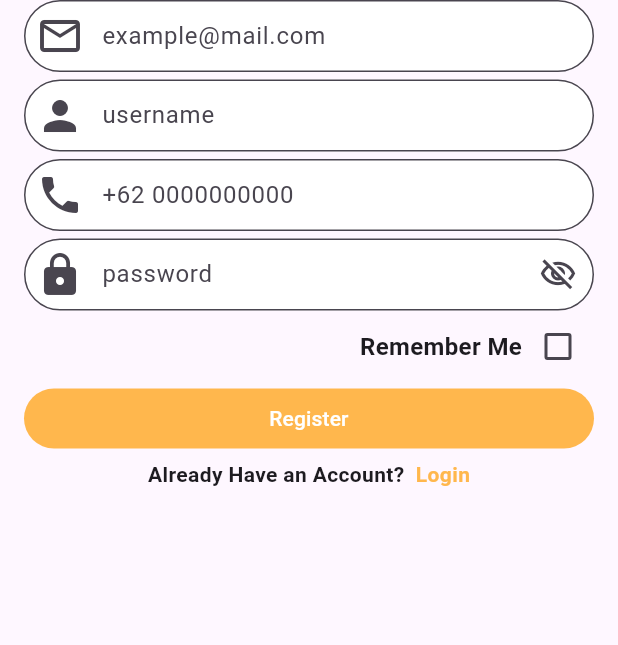
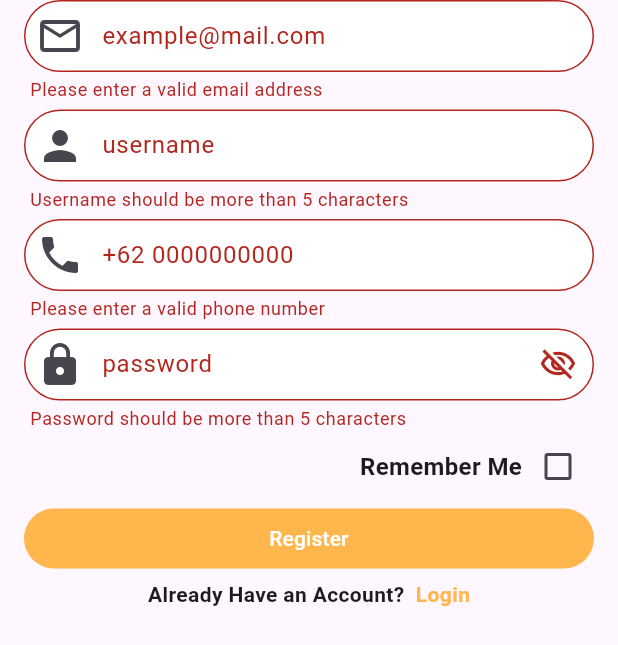
Before and after one commit to SebastianU3/Sisa-Saji, a Flutter app: the SignUp widget shown alone on an empty page, opened directly with empty values, after a tap on "Register", on a phone screen of 412 x 824 dp. Shown: the top 645 px of the screen. Run offline on Flutter 3.47's test engine with Material 3 defaults, Android fonts, the light colour scheme and no system bars; our stand-ins replace flutter_dotenv, supabase_flutter; accounts and stored records are empty.

Commit message:
added sign in and sign up logic

```diff
--- a/lib/models/user.dart
+++ b/lib/models/user.dart
@@ -0,0 +1,5 @@
+// class User {
+//   String _userId;
+//   String _username;
+
+// }
--- a/lib/widgets/authentication/sign_up.dart
+++ b/lib/widgets/authentication/sign_up.dart
@@ -1,4 +1,5 @@
 import 'package:flutter/material.dart';
+import 'package:supabase_flutter/supabase_flutter.dart';
 
 //TODO: Add Logic Validation and Register to Supabase
 
@@ -16,10 +17,43 @@ class _SignUpState extends State<SignUp> {
 
   bool _rememberMe = false;
   bool _obscureText = true;
+  bool _isAuthenticating = false;
+
+  //User Property Variable
+  String _emailAddress = '';
+  String _phoneNumber = '';
+  String _username = '';
+  String _password = '';
 
   void _toggleVisibility() {
     setState(() {
       _obscureText = !_obscureText;
+    });
+  }
+
+  void _formSubmit() async {
+    print('submit');
+    final isValid = _form.currentState!.validate();
+    if (!isValid) {
+      return;
+    }
+
+    _form.currentState!.save();
+
+    print(
+        'Email : $_emailAddress \n Password : $_password \n phone: $_phoneNumber \n username: $_username');
+    try {
+      setState(() {
+        _isAuthenticating = true;
+      });
+      await Supabase.instance.client.auth
+          .signUp(email: _emailAddress, password: _password);
+      print('Success');
+    } catch (err) {
+      print(err);
+    }
+    setState(() {
+      _isAuthenticating = false;
     });
   }
 
@@ -51,6 +85,18 @@ class _SignUpState extends State<SignUp> {
               ),
               autocorrect: false,
               keyboardType: TextInputType.emailAddress,
+              validator: (value) {
+                if (value == null ||
+                    value.trim().isEmpty ||
+                    !value.contains('@') ||
+                    !value.contains('.')) {
+                  return 'Please enter a valid email address';
+                }
+                return null;
+              },
+              onSaved: (newValue) {
+                _emailAddress = newValue!;
+              },
             ),
             const SizedBox(
               //spacing
@@ -74,6 +120,17 @@ class _SignUpState extends State<SignUp> {
               ),
               autocorrect: false,
               keyboardType: TextInputType.name,
+              validator: (value) {
+                if (value == null ||
+                    value.trim().isEmpty ||
+                    value.length <= 5) {
+                  return 'Username should be more than 5 characters';
+                }
+                return null;
+              },
+              onSaved: (newValue) {
+                _username = newValue!;
+              },
             ),
             const SizedBox(
               //spacing
@@ -98,6 +155,19 @@ class _SignUpState extends State<SignUp> {
               ),
               autocorrect: false,
               keyboardType: TextInputType.phone,
+              validator: (value) {
+                if (value == null || value.trim().isEmpty || value.length < 8) {
+                  return 'Please enter a valid phone number';
+                }
+                return null;
+              },
+              onSaved: (newValue) {
+                _phoneNumber = '';
+                if (newValue!.startsWith('0')) {
+                  newValue = newValue.replaceRange(0, 1, '');
+                }
+                _phoneNumber = '+62 $newValue';
+              },
             ),
             const SizedBox(
               //spacing
@@ -131,6 +201,17 @@ class _SignUpState extends State<SignUp> {
               autocorrect: false,
               keyboardType: TextInputType.visiblePassword,
               obscureText: _obscureText,
+              validator: (value) {
+                if (value == null ||
+                    value.trim().isEmpty ||
+                    value.length <= 5) {
+                  return 'Password should be more than 5 characters';
+                }
+                return null;
+              },
+              onSaved: (newValue) {
+                _password = newValue!;
+              },
             ),
             Row(
               mainAxisAlignment: MainAxisAlignment.end,
@@ -152,7 +233,7 @@ class _SignUpState extends State<SignUp> {
             SizedBox(
               width: double.infinity,
               child: TextButton(
-                onPressed: () {},
+                onPressed: _isAuthenticating ? null : () => _formSubmit(),
                 style: TextButton.styleFrom(
                   backgroundColor: const Color.fromARGB(255, 255, 183, 77),
                 ),
@@ -175,9 +256,11 @@ class _SignUpState extends State<SignUp> {
                   style: TextStyle(fontWeight: FontWeight.bold),
                 ),
                 GestureDetector(
-                  onTap: () {
-                    widget.onAuthStateChange(true);
-                  },
+                  onTap: _isAuthenticating
+                      ? null
+                      : () {
+                          widget.onAuthStateChange(true);
+                        },
                   child: const Text(
                     'Login',
                     style: TextStyle(
```
Also changed, not shown: lib/main.dart (+5 -3 lines), lib/models/customer.dart (added, +10 -0 lines), lib/screens/home.dart (+32 -11 lines), lib/widgets/authentication/sign_in.dart (+56 -6 lines).
